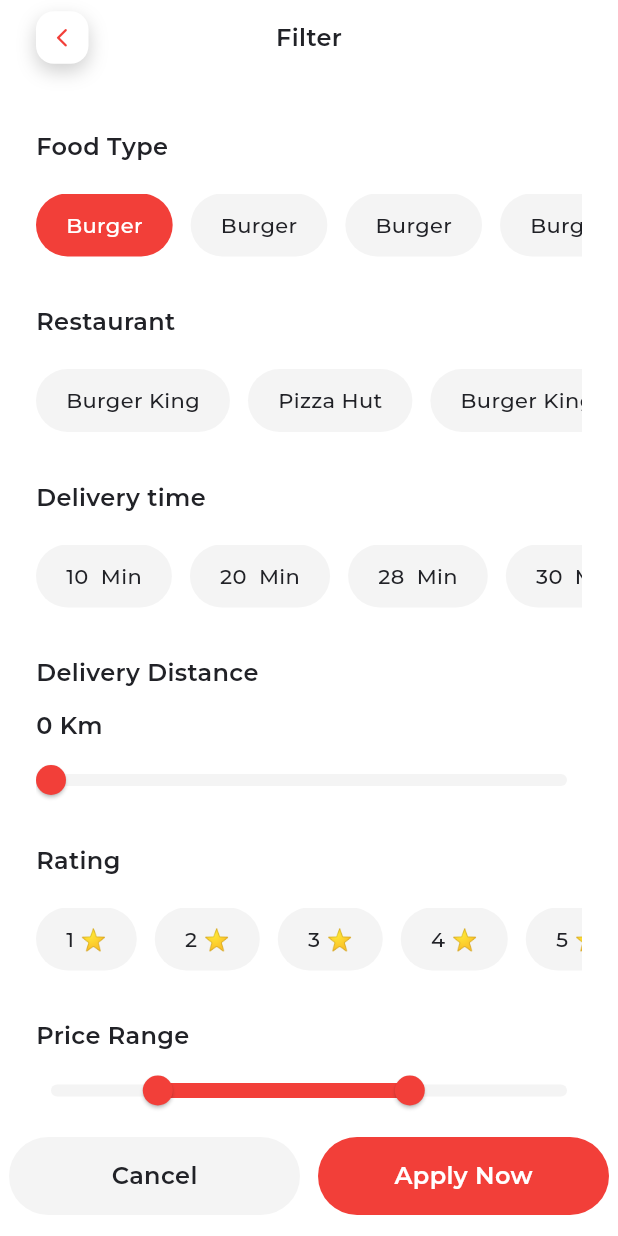
After one commit to RowadElmostaqbel/singel-app, a Flutter app: the FilterView screen opened directly, after a tap on "Burger", on a phone screen of 412 x 824 dp. The commit adds this screen. Run offline on Flutter 3.47's test engine with Material 3 defaults, Android fonts, the phone set to English and light mode, and no system bars; our stand-ins replace animated_splash_screen, bloc, carousel_slider, dio, easy_stepper, equatable and 10 more; missing offline and left inert: credit_card_type_detector.

Commit message:
Add Core Error Handling, API Services, Service Locator, and Filter Feature
This commit introduces several key enhancements to the project:

1. **Core Error Handling**: A new file `failure.dart` in `lib/core/errors/` is added to handle different types of failures, including server failures, with specific handling for various Dio exceptions.

2. **API Services**: The `api_services.dart` file in `lib/core/utils/` provides a robust API service using Dio, supporting GET, POST, and POST form data methods, with token-based authorization.

3. **Service Locator**: The `service_locator.dart` file in `lib/core/utils/` initializes a singleton instance of `ApiService` using `GetIt`, facilitating dependency injection across the application.

4. **Filter Feature**: A new feature for filtering is added, including:
   - `filter_view.dart` in `lib/features/filter/presentation/views/` for the main filter view.
   - Various widgets in `lib/features/filter/presentation/widgets/` for filtering options, including buttons, selection lists, and sliders for delivery distance and price range.

5. **Main Application Initialization**: The `main.dart` file is updated to ensure Flutter bindings are initialized and to initialize the service locator before running the app.

6. **Dependencies Update**: The `pubspec.yaml` file is updated to include new dependencies such as `dio`, `hive`, `hive_flutter`, `get_it`, and development dependencies like `build_runner` and `hive_generator`.

This commit significantly improves the application's error handling, API communication, and filtering capabilities, enhancing overall functionality and user experience.

```diff
--- /dev/null
+++ b/lib/core/errors/failure.dart
@@ -0,0 +1,43 @@
+import 'package:dio/dio.dart';
+
+abstract class Failure {
+  String msg;
+  int? statusCode;
+  Failure(
+    this.msg, {
+    this.statusCode,
+  });
+}
+
+class ServerFailure extends Failure {
+  ServerFailure(
+    super.msg, {
+    super.statusCode,
+  });
+
+  factory ServerFailure.fromDioException(DioException exception) {
+    switch (exception.type) {
+      case DioExceptionType.sendTimeout:
+        return ServerFailure('Send time out ,please try again later!');
+      case DioExceptionType.receiveTimeout:
+        return ServerFailure('Receive time out ,please try again later!');
+      case DioExceptionType.connectionError:
+        return ServerFailure('Connection error ,please try again later!');
+      case DioExceptionType.cancel:
+        return ServerFailure(
+            'Request has been cancelled ,please try again later!');
+      case DioExceptionType.badResponse:
+        if (exception.response!.data['error'] != null) {
+          return ServerFailure(
+            exception.response!.data['error']['message'],
+            statusCode: exception.response!.statusCode,
+          );
+        }
+        return ServerFailure(
+            'Opps an unexpected error occurred ,please try again later!');
+      default:
+        return ServerFailure(
+            'Opps an unexpected error occurred ,please try again later!');
+    }
+  }
+}
--- /dev/null
+++ b/lib/core/utils/api_services.dart
@@ -0,0 +1,71 @@
+import 'dart:developer';
+import 'package:dio/dio.dart';
+
+
+
+
+
+
+
+class ApiService {
+  final _baseUrl = '';
+  late Dio dio;
+  late String token;
+  ApiService() {
+    dio = Dio(
+      BaseOptions(
+        baseUrl: _baseUrl,
+        headers: {
+          "CLIENT-TYPE": 'web',
+          "Accept": "application/json",
+        },
+      ),
+    );
+  }
+  Future<dynamic> get({
+    required String endpoint,
+  }) async {
+
+
+    dio.options.headers.addAll(
+      {
+        'Authorization': 'Bearer $token',
+       // 'lang': LANG,
+      },
+    );
+
+    var response = await dio.get(endpoint);
+    return response.data;
+  }
+
+  Future<dynamic> post(
+      {required String endpoint, required Map<String, dynamic> data}) async {
+
+    dio.options.headers.addAll(
+      {
+        'Authorization': 'Bearer $token',
+       // 'lang': LANG,
+      },
+    );
+    var response = await dio.post(
+      endpoint,
+      queryParameters: data,
+    );
+    return response.data;
+  }
+
+
+  Future<dynamic> postFormData({required String endpoint, dynamic data}) async {
+
+    dio.options.headers.addAll(
+      {
+        'Authorization': 'Bearer $token',
+      },
+    );
+    var response = await dio.post(
+      endpoint,
+      data: data,
+    );
+    return response.data;
+  }
+}
--- /dev/null
+++ b/lib/core/utils/service_locator.dart
@@ -0,0 +1,12 @@
+import 'package:get_it/get_it.dart';
+import 'package:single_resturant_app/core/utils/api_services.dart';
+
+abstract class ServiceLocatorHelper {
+  static GetIt getIt = GetIt.instance;
+
+  static void init() {
+    getIt.registerSingleton<ApiService>(
+      ApiService(),
+    );
+  }
+}
--- /dev/null
+++ b/lib/features/filter/presentation/views/filter_view.dart
@@ -0,0 +1,97 @@
+import 'package:flutter/material.dart';
+import 'package:gap/gap.dart';
+
+
+import '../../../../core/widgets/custom_app_bar.dart';
+import '../widgets/apply_and_cancel_filter_buttons.dart';
+import '../widgets/custom_filttering_selection_list_view.dart';
+import '../widgets/delivery_distance_slider_widget.dart';
+import '../widgets/price_range_slider.dart';
+class FilterView extends StatelessWidget {
+  const FilterView({super.key});
+
+  @override
+  Widget build(BuildContext context) {
+    return const Scaffold(
+      bottomSheet: ApplyAndCancelFilterButtons(),
+      body: SafeArea(
+        child: Padding(
+          padding: EdgeInsets.symmetric(
+            horizontal: 24,
+          ),
+          child: Column(
+            children: [
+              CustomAppBar(
+                title: 'Filter',
+              ),
+              Expanded(
+                child: SingleChildScrollView(
+                  child: Column(
+                    crossAxisAlignment: CrossAxisAlignment.start,
+                    children: [
+                      Gap(36),
+                      CustomFilterringSelectionListView(
+                        title: 'Food Type',
+                        titles: [
+                          'Burger',
+                          'Burger',
+                          'Burger',
+                          'Burger',
+                          'Burger',
+                          'Burger',
+                          'Burger',
+                        ],
+                      ),
+                      Gap(32),
+                      CustomFilterringSelectionListView(
+                        title: 'Restaurant',
+                        titles: [
+                          'Burger King',
+                          'Pizza Hut',
+                          'Burger King',
+                          'Pizza Hut',
+                          'Burger King',
+                          'Pizza Hut',
+                          'Mac',
+                        ],
+                      ),
+                      Gap(32),
+                      CustomFilterringSelectionListView(
+                        title: 'Delivery time',
+                        titles: [
+                          '10  Min',
+                          '20  Min',
+                          '28  Min',
+                          '30  Min',
+                          '36  Min',
+                          '48  Min',
+                          '60  Minac',
+                        ],
+                      ),
+                      Gap(32),
+                      DeliveryDistanceSliderWidget(),
+                      Gap(32),
+                      CustomFilterringSelectionListView(
+                        title: 'Rating',
+                        titles: [
+                          '1 ⭐',
+                          '2 ⭐',
+                          '3 ⭐',
+                          '4 ⭐',
+                          '5 ⭐',
+                        ],
+                      ),
+                      Gap(32),
+                      PriceRangeSlider(),
+                      Gap(100),
+                    ],
+                  ),
+                ),
+              ),
+            ],
+          ),
+        ),
+      ),
+    );
+  }
+}
--- /dev/null
+++ b/lib/features/filter/presentation/widgets/apply_and_cancel_filter_buttons.dart
@@ -0,0 +1,44 @@
+
+
+import 'package:flutter/material.dart';
+
+import '../../../../core/utils/app_colors.dart';
+import '../../../../core/utils/text_styles.dart';
+import '../../../../core/widgets/custom_btn_widget.dart';
+
+class ApplyAndCancelFilterButtons extends StatelessWidget {
+  const ApplyAndCancelFilterButtons({
+    super.key,
+  });
+
+  @override
+  Widget build(BuildContext context) {
+    return Container(
+      color: Colors.white,
+      padding: const EdgeInsets.symmetric(
+        vertical: 14,
+      ),
+      height: 80,
+      child: Row(
+        children: [
+          const Expanded(
+            child: CustomBtnWidget(
+              color: Color(0xffF4F4F4),
+              text: 'Cancel',
+              titleStyle: TextStyles.black16SemiBold,
+            ),
+          ),
+          Expanded(
+            child: CustomBtnWidget(
+              color: AppColors.primaryColor,
+              text: 'Apply Now',
+              titleStyle: TextStyles.white32SemiBold.copyWith(
+                fontSize: 16,
+              ),
+            ),
+          ),
+        ],
+      ),
+    );
+  }
+}
--- /dev/null
+++ b/lib/features/filter/presentation/widgets/custom_filttering_selection_list_view.dart
@@ -0,0 +1,98 @@
+
+import 'package:flutter/material.dart';
+import 'package:flutter_hooks/flutter_hooks.dart';
+import 'package:gap/gap.dart';
+
+import '../../../../core/utils/app_colors.dart';
+import '../../../../core/utils/text_styles.dart';
+
+class CustomFilterringSelectionListView extends HookWidget {
+  final String title;
+  final List<String> titles;
+  const CustomFilterringSelectionListView({
+    super.key,
+    required this.title,
+    required this.titles,
+  });
+
+  @override
+  Widget build(BuildContext context) {
+    ValueNotifier<int> isSelected = useState(-1);
+    return Column(
+      crossAxisAlignment: CrossAxisAlignment.start,
+      children: [
+        Text(title, style: TextStyles.black16SemiBold),
+        const Gap(20),
+        SizedBox(
+          height: 42,
+          child: ListView.separated(
+            scrollDirection: Axis.horizontal,
+            itemBuilder: (context, index) => isSelected.value == index
+                ? SelectedFilterListItem(
+                    title: titles[index],
+                  )
+                : GestureDetector(
+                    onTap: () => isSelected.value = index,
+                    child: UnSelectedFilterListItem(
+                      title: titles[index],
+                    ),
+                  ),
+            separatorBuilder: (context, index) => const Gap(12),
+            itemCount: titles.length,
+          ),
+        ),
+      ],
+    );
+  }
+}
+
+class SelectedFilterListItem extends StatelessWidget {
+  final String title;
+
+  const SelectedFilterListItem({
+    super.key,
+    required this.title,
+  });
+
+  @override
+  Widget build(BuildContext context) {
+    return Container(
+      padding: const EdgeInsets.symmetric(horizontal: 20, vertical: 10),
+      alignment: Alignment.center,
+      decoration: BoxDecoration(
+        borderRadius: BorderRadius.circular(24),
+        color: AppColors.primaryColor,
+      ),
+      child: Text(
+        title,
+        style: TextStyles.white14Medium,
+      ),
+    );
+  }
+}
+
+class UnSelectedFilterListItem extends StatelessWidget {
+  final String title;
+  const UnSelectedFilterListItem({
+    super.key,
+    required this.title,
+  });
+
+  @override
+  Widget build(BuildContext context) {
+    return Container(
+      padding: const EdgeInsets.symmetric(horizontal: 20, vertical: 10),
+      alignment: Alignment.center,
+      decoration: BoxDecoration(
+        borderRadius: BorderRadius.circular(24),
+        color: const Color(0xffF4F4F4),
+      ),
+      child: Text(
+        title,
+        style: TextStyles.black16Medium.copyWith(
+          fontSize: 14,
+        ),
+      ),
+    );
+  }
+}
--- /dev/null
+++ b/lib/features/filter/presentation/widgets/delivery_distance_slider_widget.dart
@@ -0,0 +1,44 @@
+
+import 'package:flutter/material.dart';
+import 'package:flutter_hooks/flutter_hooks.dart';
+import 'package:gap/gap.dart';
+
+import '../../../../core/utils/app_colors.dart';
+import '../../../../core/utils/text_styles.dart';
+
+class DeliveryDistanceSliderWidget extends HookWidget {
+  const DeliveryDistanceSliderWidget({
+    super.key,
+  });
+
+  @override
+  Widget build(BuildContext context) {
+    ValueNotifier<double>sliderValue=useState(0.0);
+    return Column(
+      crossAxisAlignment: CrossAxisAlignment.start,
+      children: [
+        const Text('Delivery Distance',
+        style: TextStyles.black16SemiBold),
+    const Gap(12),
+     Text('${sliderValue.value.toInt()} Km', style: TextStyles.black16SemiBold),
+    const Gap(15),
+    SliderTheme(
+      data: SliderTheme.of(context).copyWith(
+        trackHeight: 8,
+        overlayShape: SliderComponentShape.noOverlay,
+      ),
+      child: Slider(
+        min: 0.0,
+        max: 100.0,
+        inactiveColor: const Color(0xffF4F4F4),
+        activeColor: AppColors.primaryColor,
+        value: sliderValue.value,
+        onChanged: (value) {
+          sliderValue.value=value;
+        },
+      ),
+    ),
+      ],
+    );
+  }
+}
--- /dev/null
+++ b/lib/features/filter/presentation/widgets/price_range_slider.dart
@@ -0,0 +1,48 @@
+
+import 'package:flutter/material.dart';
+import 'package:flutter_hooks/flutter_hooks.dart';
+import 'package:gap/gap.dart';
+
+import '../../../../core/utils/app_colors.dart';
+import '../../../../core/utils/text_styles.dart';
+
+class PriceRangeSlider extends HookWidget {
+  const PriceRangeSlider({
+    super.key,
+  });
+
+  @override
+  Widget build(BuildContext context) {
+    ValueNotifier<RangeValues> range = useState(const RangeValues(20, 70));
+    return Column(
+      crossAxisAlignment: CrossAxisAlignment.start,
+      children: [
+        const Text('Price Range', style: TextStyles.black16SemiBold),
+        const Gap(15),
+        SliderTheme(
+          data: SliderTheme.of(context).copyWith(
+            trackHeight: 8,
+            overlayShape: SliderComponentShape.noOverlay,
+            valueIndicatorColor: Colors.transparent,
+            valueIndicatorTextStyle: TextStyles.grey14Regular,
+          ),
+          child: RangeSlider(
+            min: 0.0,
+            max: 100.0,
+            divisions: 100,
+            inactiveColor: const Color(0xffF4F4F4),
+            activeColor: AppColors.primaryColor,
+            labels: RangeLabels(
+              '\$ ${range.value.start.round()}',
+              '\$ ${range.value.end.round()}',
+            ),
+            values: range.value,
+            onChanged: (values) {
+              range.value = RangeValues(values.start, values.end);
+            },
+          ),
+        ),
+      ],
+    );
+  }
+}
--- a/lib/main.dart
+++ b/lib/main.dart
@@ -1,6 +1,9 @@
 import 'package:flutter/material.dart';
+import 'package:single_resturant_app/core/utils/service_locator.dart';
 import 'package:single_resturant_app/single_app.dart';
 
-void main() {
+void main()async {
+  WidgetsFlutterBinding.ensureInitialized();
+ ServiceLocatorHelper.init();
   runApp(const SingleApp());
 }
--- a/pubspec.yaml
+++ b/pubspec.yaml
@@ -54,6 +54,10 @@ dependencies:
   animated_splash_screen:
   stylish_bottom_bar: ^1.1.0
   google_maps_flutter: ^2.7.0
+  dio: ^5.5.0+1
+  hive: ^2.2.3
+  hive_flutter: ^1.1.0
+  get_it: ^7.7.0
 dev_dependencies:
   flutter_test:
     sdk: flutter
@@ -64,6 +68,8 @@ dev_dependencies:
   # package. See that file for information about deactivating specific lint
   # rules and activating additional ones.
   flutter_lints: ^4.0.0
+  build_runner: ^2.4.11
+  hive_generator: ^2.0.1
 
 # For information on the generic Dart part of this file, see the
 # following page: https://dart.dev/tools/pub/pubspec
```
Also changed, not shown: pubspec.lock.
